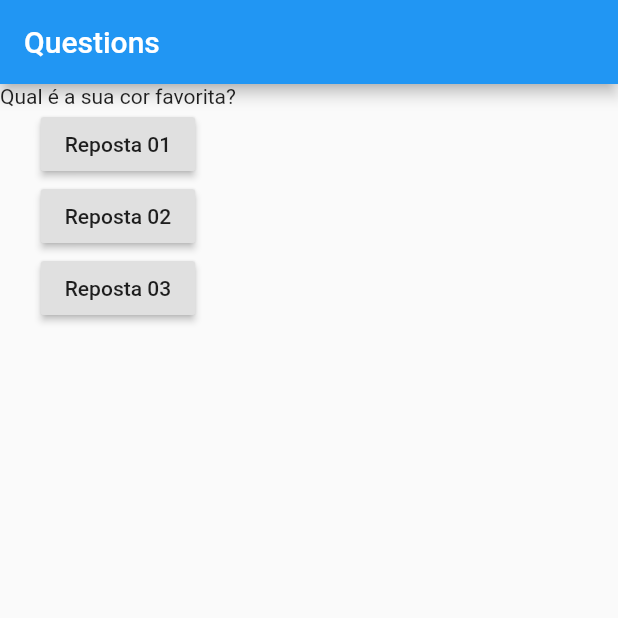
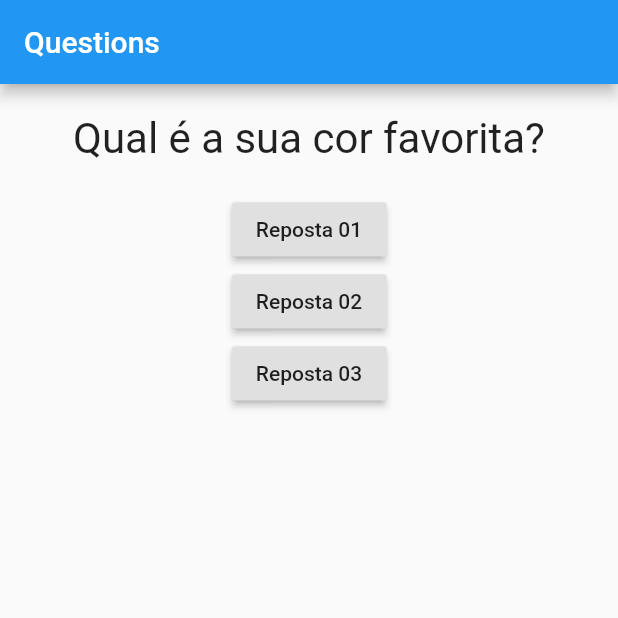
Before and after one commit to matheus-paulino/init-dart, a Flutter app: the screen it shows after launch, on a phone screen of 412 x 824 dp, the top half of it. Run offline on Flutter 3.47's test engine with Material 2 defaults, Android fonts, the phone set to English and light mode, and no system bars.

Commit message:
question class

```diff
--- a/lib/question.dart
+++ b/lib/question.dart
@@ -7,6 +7,16 @@ class Question extends StatelessWidget {
 
   @override
   Widget build(BuildContext context) {
-    return new Text(text);
+    return new Container(
+      width: double.infinity,
+      margin: EdgeInsets.all(20),
+      child: new Text(
+        text,
+        style: new TextStyle(
+          fontSize: 28,
+        ),
+        textAlign: TextAlign.center,
+      ),
+    );
   }
 }
```
